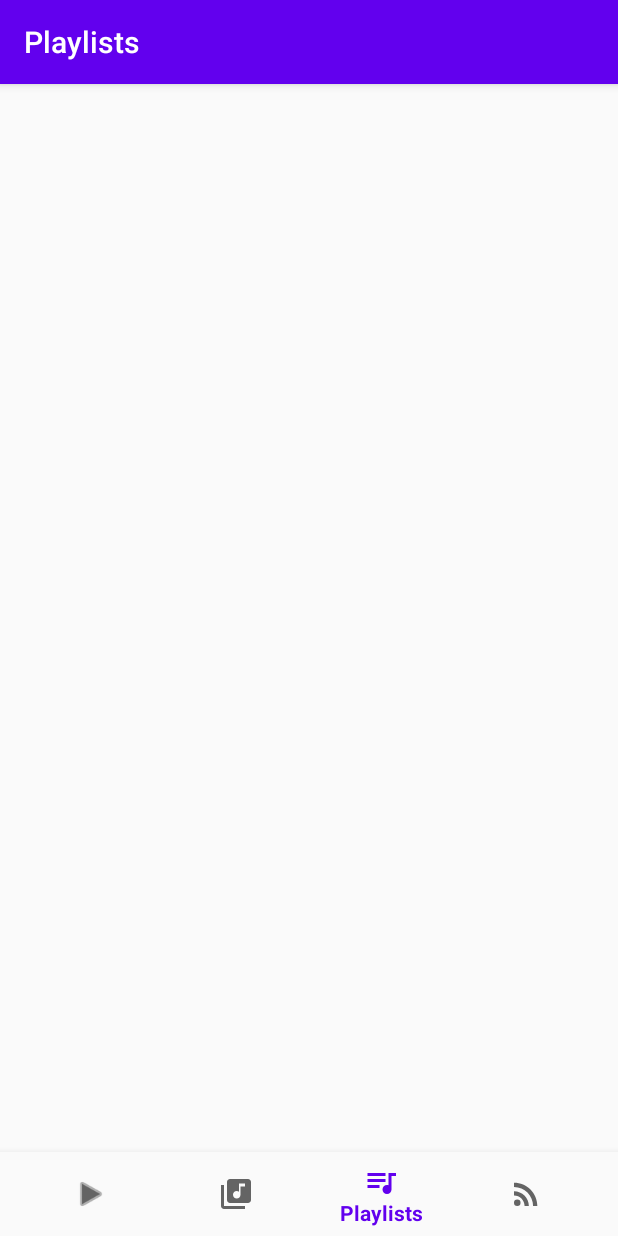
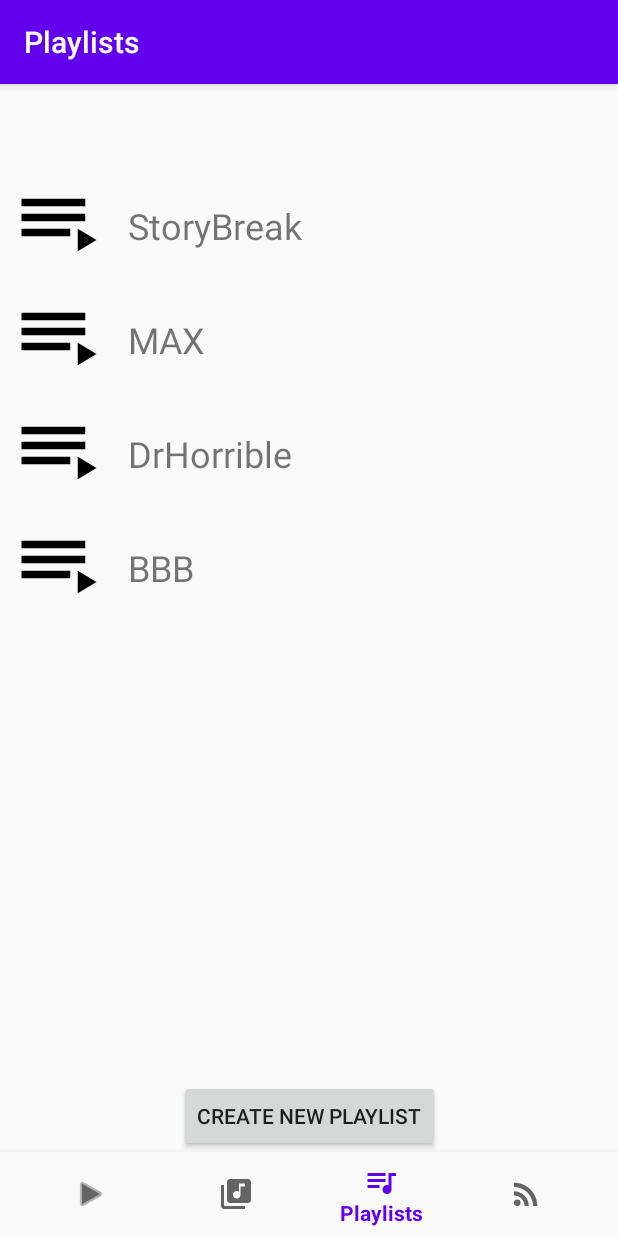
Before and after one commit to JimmyPhas/FinalProject, an Android app: the PlaylistsFragment screen opened through its navigation route, on a phone screen of 412 x 824 dp. Run offline under Robolectric (Android 15) with nearby library versions, the phone set to English and light mode, and no system bars; our stand-ins replace Room's generated code, navigation-ui.

Commit message:
got some functionalities of playlist working

```diff
--- a/app/src/main/java/com/example/finalproject/ui/playlists/PlaylistsFragment.kt
+++ b/app/src/main/java/com/example/finalproject/ui/playlists/PlaylistsFragment.kt
@@ -40,6 +40,7 @@ class PlaylistsFragment : Fragment() {
         val allPlaylists = sharedPreferences?.getString("AllPlaylists", "")?:""
         val gson = Gson()
 
+
         if (allPlaylists.isNotEmpty()) {
             val sType = object : TypeToken<List<Playlist>>() {}.type
             val allPlaylist = gson.fromJson<List<Playlist>>(allPlaylists, sType)
@@ -49,7 +50,7 @@ class PlaylistsFragment : Fragment() {
             }
         }
 
-        recycler_playlists.adapter = PlaylistRecyclerAdapter(allplaylists as ArrayList<Playlist>)
+        recycler_playlists.adapter = PlaylistRecyclerAdapter(allplaylists as ArrayList<Playlist>, this.activity)
         recycler_playlists.layoutManager = LinearLayoutManager(this.context)
     }
 
--- a/app/src/main/java/com/example/finalproject/ui/songs/SongsFragment.kt
+++ b/app/src/main/java/com/example/finalproject/ui/songs/SongsFragment.kt
@@ -71,61 +71,61 @@ class SongsFragment : Fragment() {
             // had trouble trying to read from sd card so i went with this
             mySongs.add(Song("Angel", "Big Bad Bosses", "3:40", R.raw.big_bad_bosses_angel))
             mySongs.add(Song("Egg Man", "Big Bad Bosses", "3:25", R.raw.big_bad_bosses_egg_man))
-            mySongs.add(
-                Song(
-                    "I'm the Boss",
-                    "Big Bad Bosses",
-                    "4:23",
-                    R.raw.big_bad_bosses_im_the_boss
-                )
-            )
+            mySongs.add(Song("I'm the Boss","Big Bad Bosses","4:23", R.raw.big_bad_bosses_im_the_boss))
             mySongs.add(Song("Princess", "Big Bad Bosses", "3:57", R.raw.big_bad_bosses_princess))
-            mySongs.add(
-                Song(
-                    "Brand New Day",
-                    "Dr. Horrible Sing Along Blog",
-                    "1:49",
-                    R.raw.brand_new_day
-                )
-            )
+            mySongs.add(Song("Brand New Day","Dr. Horrible Sing Along Blog","1:49",R.raw.brand_new_day))
             mySongs.add(Song("My Eyes", "Dr. Horrible Sing Along Blog", "2:47", R.raw.my_eyes))
-            mySongs.add(
-                Song(
-                    "My Freeze Ray",
-                    "Dr. Horrible Sing Along Blog",
-                    "1:54",
-                    R.raw.my_freeze_ray
-                )
-            )
+            mySongs.add(Song("My Freeze Ray", "Dr. Horrible Sing Along Blog", "1:54", R.raw.my_freeze_ray))
             mySongs.add(Song("Acid Dreams", "MAX", "3:17", R.raw.max_acid_dreams))
             mySongs.add(Song("Basement Party", "MAX", "3:22", R.raw.max_basement_party))
             mySongs.add(Song("Worship", "MAX", "3:06", R.raw.max_worship))
             mySongs.add(Song("Duke Nukem", "Story Break", "1:12:24", R.raw.sb41_dukenukem))
-            mySongs.add(
-                Song(
-                    "Carmen Sandiego",
-                    "Story Break",
-                    "1:26:37",
-                    R.raw.story_break_carmen_sandiego
-                )
-            )
+            mySongs.add(Song("Carmen Sandiego", "Story Break", "1:26:37", R.raw.story_break_carmen_sandiego))
             mySongs.add(Song("Guess Who", "Story Break", "1:02:04", R.raw.story_break_guess_who))
         }
 
 
+        val StoryBreak = Playlist("StoryBreak", mutableListOf(
+            Song("Carmen Sandiego", "Story Break", "1:26:37", R.raw.story_break_carmen_sandiego),
+            Song("Guess Who", "Story Break", "1:02:04", R.raw.story_break_guess_who),
+            Song("Duke Nukem", "Story Break", "1:12:24", R.raw.sb41_dukenukem)))
+
+        val Max = Playlist("MAX", mutableListOf(
+            Song("Worship", "MAX", "3:06", R.raw.max_worship),
+            Song("Basement Party", "MAX", "3:22", R.raw.max_basement_party),
+            Song("Acid Dreams", "MAX", "3:17", R.raw.max_acid_dreams)))
+
+        val DrHorrible = Playlist("DrHorrible", mutableListOf(
+            Song("My Freeze Ray", "Dr. Horrible Sing Along Blog", "1:54", R.raw.my_freeze_ray),
+            Song("My Eyes", "Dr. Horrible Sing Along Blog", "2:47", R.raw.my_eyes),
+            Song("Brand New Day","Dr. Horrible Sing Along Blog","1:49",R.raw.brand_new_day)))
+
+        val BBB = Playlist("BBB", mutableListOf(
+            Song("Angel", "Big Bad Bosses", "3:40", R.raw.big_bad_bosses_angel),
+            Song("Egg Man", "Big Bad Bosses", "3:25", R.raw.big_bad_bosses_egg_man),
+            Song("I'm the Boss","Big Bad Bosses","4:23", R.raw.big_bad_bosses_im_the_boss),
+            Song("Princess", "Big Bad Bosses", "3:57", R.raw.big_bad_bosses_princess)))
+
+        val allPlaylist = mutableListOf<Playlist>()
+        allPlaylist.add(StoryBreak)
+        allPlaylist.add(Max)
+        allPlaylist.add(DrHorrible)
+        allPlaylist.add(BBB)
+
         val saveAllSongs = gson.toJson(mySongs)
+        val AllPlaylist = gson.toJson(allPlaylist)
+
         if (editor != null) {
             editor.putString("AllSongs", saveAllSongs)
         }
         if (editor != null) {
-            editor.putString("LastPlaylist", saveAllSongs)
+            editor.putString("AllPlaylists", AllPlaylist)
         }
         if (editor != null) {
             editor.apply()
         }
 
-        recycler_songs.adapter =
-            this.context?.let { SongRecyclerAdapter(mySongs as ArrayList<Song>, this.activity, it) }
+        recycler_songs.adapter = SongRecyclerAdapter(mySongs as ArrayList<Song>, this.activity)
         recycler_songs.layoutManager = LinearLayoutManager(this.context)
     }
 }
--- a/app/src/main/res/layout/fragment_playlists.xml
+++ b/app/src/main/res/layout/fragment_playlists.xml
@@ -9,17 +9,25 @@
     <androidx.recyclerview.widget.RecyclerView
         android:id="@+id/recycler_playlists"
         android:layout_width="0dp"
-        android:layout_height="wrap_content"
+        android:layout_height="0dp"
         android:layout_marginStart="1dp"
         android:layout_marginLeft="1dp"
         android:layout_marginEnd="1dp"
         android:layout_marginRight="1dp"
-        app:layout_constraintBottom_toBottomOf="parent"
+        app:layout_constraintBottom_toTopOf="@+id/addButton"
         app:layout_constraintEnd_toEndOf="parent"
         app:layout_constraintHorizontal_bias="0.0"
         app:layout_constraintStart_toStartOf="parent"
         app:layout_constraintTop_toTopOf="parent"
-        app:layout_constraintVertical_bias="0.0"
         tools:listitem="@layout/row_playlist" />
 
+    <Button
+        android:id="@+id/addButton"
+        android:layout_width="wrap_content"
+        android:layout_height="wrap_content"
+        android:text="Create New Playlist"
+        app:layout_constraintBottom_toBottomOf="parent"
+        app:layout_constraintEnd_toEndOf="parent"
+        app:layout_constraintStart_toStartOf="parent" />
+
 </androidx.constraintlayout.widget.ConstraintLayout>
```
Also changed, not shown: app/src/main/java/com/example/finalproject/PlaylistRecyclerAdapter.kt (+55 -14 lines), app/src/main/java/com/example/finalproject/SongRecyclerAdapter.kt (+18 -1 lines), app/src/main/java/com/example/finalproject/ui/playing/PlayingFragment.kt (+16 -1 lines).
